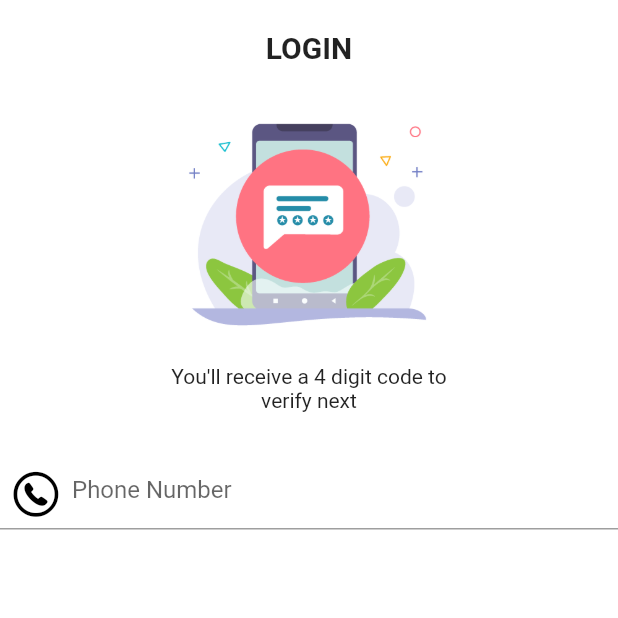
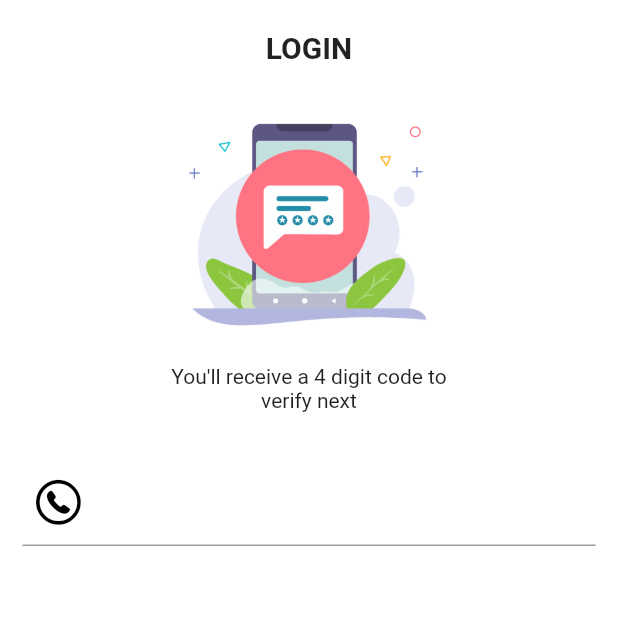
Before and after one commit to durgaav/CakeyEcom_New, a Flutter app: the screen it shows after launch, on a phone screen of 412 x 824 dp, the top half of it. Run offline on Flutter 3.47's test engine with Material 2 defaults, Android fonts, the phone set to English and light mode, and no system bars.

Commit message:
Surya Commits 03:32 PM 21/03

```diff
--- a/lib/screens/phone_verify.dart
+++ b/lib/screens/phone_verify.dart
@@ -29,10 +29,15 @@ class _PhoneVerifyState extends State<PhoneVerify> {
               ),
               Text("You'll receive a 4 digit code to \nverify next",textAlign: TextAlign.center,),
               SizedBox(height: 30,),
-              TextField(
-                decoration: InputDecoration(
-                  hintText: 'Phone Number',
-                  prefixIcon: Icon(CupertinoIcons.phone_circle , color: Colors.black,size: 35,)
+              Container(
+                margin: EdgeInsets.only(left: 15,right: 15),
+                child: TextField(
+                  keyboardType: TextInputType.phone,
+                  decoration: InputDecoration(
+                    label: Text(''),
+                    hintText: 'Phone Number',
+                    prefixIcon: Icon(CupertinoIcons.phone_circle , color: Colors.black,size: 35,)
+                  ),
                 ),
               ),
             ],
```
